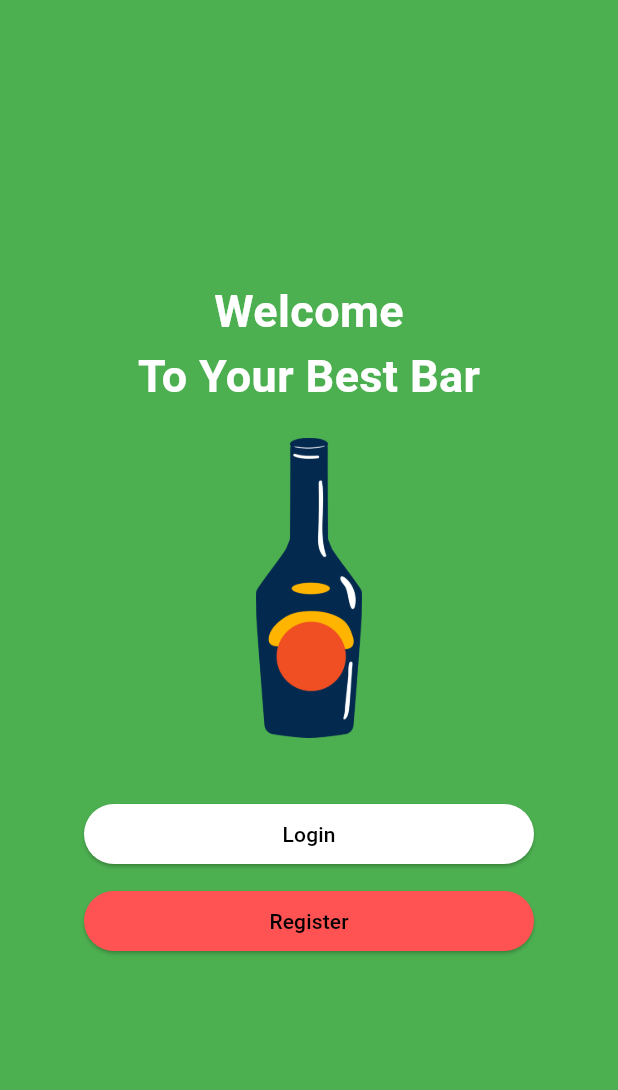
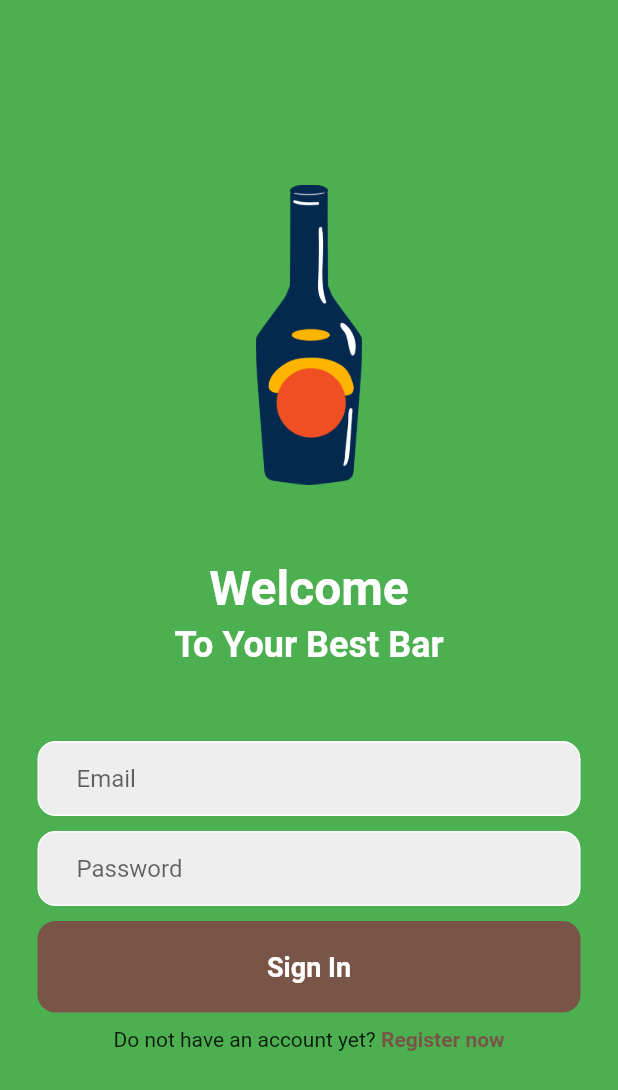
Before and after one commit to VladaCat/BarApp, a Flutter app: the screen it shows after launch, on a phone screen of 412 x 824 dp. Shown: the top 1090 px of the screen. Run offline on Flutter 3.47's test engine with Material 2 defaults, Android fonts, the phone set to English and light mode, and no system bars.

Commit message:
add BottomNavBar + refactor login screen

```diff
--- /dev/null
+++ b/lib/login_page.dart
@@ -0,0 +1,130 @@
+// ignore_for_file: prefer_const_literals_to_create_immutables, prefer_const_constructors, empty_constructor_bodies
+
+import 'package:flutter/material.dart';
+
+class LoginPage extends StatefulWidget {
+  const LoginPage({Key? key}) : super(key: key);
+
+  @override
+  _LoginPageState createState() => _LoginPageState();
+}
+
+class _LoginPageState extends State<LoginPage> {
+  @override
+  Widget build(BuildContext context) {
+    return Scaffold(
+        backgroundColor: Colors.green,
+        body: SafeArea(
+          child: Center(
+            child: Column(
+              mainAxisAlignment: MainAxisAlignment.center,
+              children: [
+                //Hello
+                Image.asset(
+                  'images/ic_welcome.png',
+                  height: 200,
+                  width: 200,
+                ),
+                SizedBox(height: 50),
+
+                Text(
+                  'Welcome',
+                  style: TextStyle(
+                      color: Colors.white,
+                      fontSize: 32,
+                      fontWeight: FontWeight.bold),
+                ),
+                SizedBox(height: 5),
+
+                Text(
+                  'To Your Best Bar',
+                  style: TextStyle(
+                      color: Colors.white,
+                      fontSize: 24,
+                      fontWeight: FontWeight.bold),
+                ),
+                SizedBox(height: 50.0),
+
+                //email textfield
+                Padding(
+                  padding: const EdgeInsets.symmetric(horizontal: 25.0),
+                  child: Container(
+                    decoration: BoxDecoration(
+                        color: Colors.grey[200],
+                        border: Border.all(color: Colors.white),
+                        borderRadius: BorderRadius.circular(12)),
+                    child: Padding(
+                      padding: const EdgeInsets.only(left: 25.0),
+                      child: TextField(
+                        decoration: InputDecoration(
+                          border: InputBorder.none,
+                          hintText: 'Email',
+                        ),
+                      ),
+                    ),
+                  ),
+                ),
+                SizedBox(height: 10.0),
+
+                //password textfield
+                Padding(
+                  padding: const EdgeInsets.symmetric(horizontal: 25.0),
+                  child: Container(
+                    decoration: BoxDecoration(
+                        color: Colors.grey[200],
+                        border: Border.all(color: Colors.white),
+                        borderRadius: BorderRadius.circular(12)),
+                    child: Padding(
+                      padding: const EdgeInsets.only(left: 25.0),
+                      child: TextField(
+                        obscureText: true,
+                        decoration: InputDecoration(
+                          border: InputBorder.none,
+                          hintText: 'Password',
+                        ),
+                      ),
+                    ),
+                  ),
+                ),
+                SizedBox(height: 10.0),
+
+                //sign in button
+                Padding(
+                  padding: const EdgeInsets.symmetric(horizontal: 25.0),
+                  child: Container(
+                    padding: EdgeInsets.all(20),
+                    decoration: BoxDecoration(
+                        color: Colors.brown,
+                        borderRadius: BorderRadius.circular(12)),
+                    child: Center(
+                      child: Text(
+                        'Sign In',
+                        style: TextStyle(
+                          color: Colors.white,
+                          fontWeight: FontWeight.bold,
+                          fontSize: 18,
+                        ),
+                      ),
+                    ),
+                  ),
+                ),
+                SizedBox(height: 10.0),
+
+                //register
+                Row(
+                  mainAxisAlignment: MainAxisAlignment.center,
+                  children: [
+                    Text('Do not have an account yet?'),
+                    Text(
+                      ' Register now',
+                      style: TextStyle(
+                          color: Colors.brown, fontWeight: FontWeight.bold),
+                    ),
+                  ],
+                )
+              ],
+            ),
+          ),
+        ));
+  }
+}
--- a/lib/main.dart
+++ b/lib/main.dart
@@ -1,7 +1,9 @@
 import 'package:flutter/material.dart';
+import 'package:your_best_bar/login_page.dart';
+import 'home_page.dart';
 
 void main() {
-  runApp(const MyApp());
+  runApp(MyApp());
 }
 
 class MyApp extends StatelessWidget {
@@ -9,72 +11,10 @@ class MyApp extends StatelessWidget {
 
   @override
   Widget build(BuildContext context) {
-    return MaterialApp(
-      title: 'Flutter Demo',
+    return const MaterialApp(
       debugShowCheckedModeBanner: false,
-      theme: ThemeData(
-        colorScheme: ColorScheme.fromSeed(seedColor: Colors.deepPurple),
-        useMaterial3: true,
-      ),
-      home: const LoginPage(),
+      home: LoginPage(),
+      //home: HomePage(),
     );
   }
 }
-
-class LoginPage extends StatelessWidget {
-  const LoginPage({super.key});
-
-  @override
-  Widget build(BuildContext context) {
-    return Scaffold(
-      backgroundColor: Colors.green,
-      body: Center(
-        child: Column(
-          mainAxisAlignment: MainAxisAlignment.center,
-          children: [
-            const Text(
-              'Welcome',
-              style: TextStyle(
-                  color: Colors.white,
-                  fontSize: 30,
-                  fontWeight: FontWeight.bold),
-            ),
-            const Text(
-              'To Your Best Bar',
-              style: TextStyle(
-                  color: Colors.white,
-                  fontSize: 30,
-                  fontWeight: FontWeight.bold),
-            ),
-            const SizedBox(height: 20.0),
-            Image.asset(
-              'images/ic_welcome.png',
-              height: 200,
-              width: 200,
-              ),
-             const SizedBox(height: 40.0),
-             ElevatedButton(
-              onPressed: (){},
-              style: ElevatedButton.styleFrom(
-                backgroundColor: Colors.white,
-                foregroundColor: Colors.black,
-                minimumSize: const Size(300, 40),
-              ),
-              child: const Text('Login'),
-              ),
-              const SizedBox(height: 10.0),
-             ElevatedButton(
-              onPressed: (){},
-              style: ElevatedButton.styleFrom(
-                backgroundColor: Colors.redAccent,
-                foregroundColor: Colors.black,
-                minimumSize: const Size(300, 40),
-              ),
-              child: const Text('Register'),
-              )
-          ],
-        ),
-      ),
-    );
-  }
-}
--- a/pubspec.yaml
+++ b/pubspec.yaml
@@ -35,6 +35,7 @@ dependencies:
   # The following adds the Cupertino Icons font to your application.
   # Use with the CupertinoIcons class for iOS style icons.
   cupertino_icons: ^1.0.2
+  google_nav_bar: ^5.0.6
 
 dev_dependencies:
   flutter_test:
```
Also changed, not shown: lib/home_page.dart (added, +48 -0 lines), lib/pages/favorite.dart (added, +15 -0 lines), lib/pages/home.dart (added, +15 -0 lines), lib/pages/random.dart (added, +15 -0 lines), pubspec.lock.
